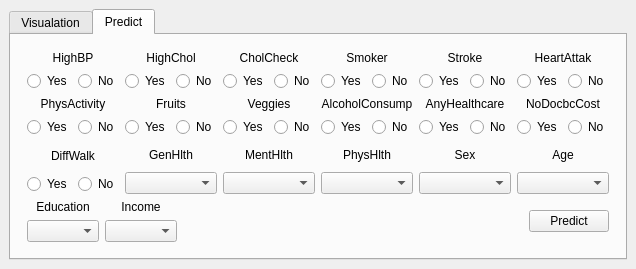
Before: the Qt Designer form gui/diabetes_predicter.ui in Djordje99/Big_Data_Project, drawn with Qt 5.
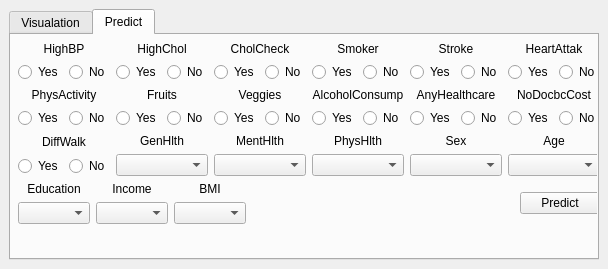
After: the same form once the commit is applied. The open tabs and pages were chosen to show the change.

Diff of the .ui file:
```diff
--- a/gui/diabetes_predicter.ui
+++ b/gui/diabetes_predicter.ui
@@ -349,8 +349,7 @@
        <attribute name="title">
         <string>Predict</string>
        </attribute>
-       <layout class="QGridLayout" name="gridLayout_3">
-        <item row="0" column="0">
+       <widget class="QWidget" name="">
          <layout class="QVBoxLayout" name="verticalLayout_34">
           <property name="leftMargin">
            <number>7</number>
@@ -921,6 +920,23 @@
               </item>
              </layout>
             </item>
+           <item>
+            <layout class="QVBoxLayout" name="verticalLayout_35">
+             <item>
+              <widget class="QLabel" name="label_38">
+               <property name="text">
+                <string>BMI</string>
+               </property>
+               <property name="alignment">
+                <set>Qt::AlignCenter</set>
+               </property>
+              </widget>
+             </item>
+             <item>
+              <widget class="QComboBox" name="bmi_box"/>
+             </item>
+            </layout>
+           </item>
             <item>
              <spacer name="horizontalSpacer">
               <property name="orientation">
@@ -944,8 +960,7 @@
            </layout>
           </item>
          </layout>
-        </item>
-       </layout>
+       </widget>
       </widget>
      </widget>
     </item>
```
Left out of the diff: 88 changed lines with no effect on the pictures. Lines whose indentation alone changed are shown as unchanged.
